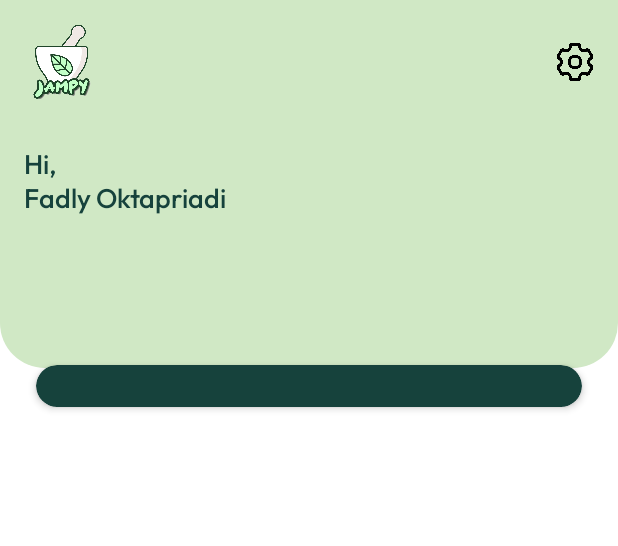
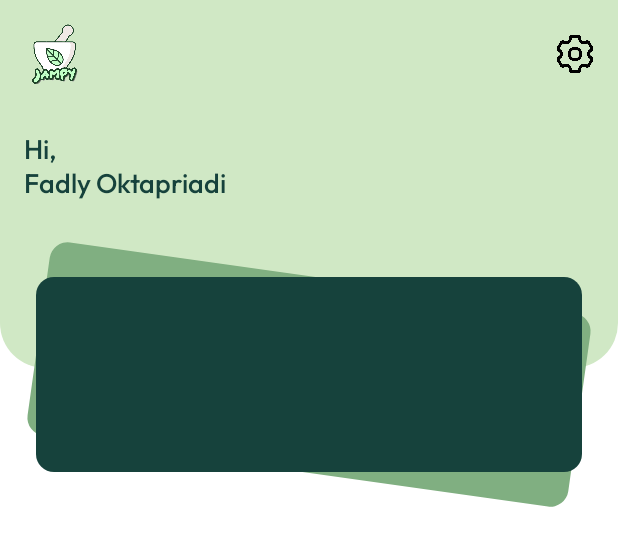
Before and after one commit to fadlyoktapriadi/Jampy, an Android app built with Jetpack Compose: the @Preview function PreviewJampyApp, on a phone screen of 412 x 824 dp. Shown: the top 546 px of the screen. Run offline under Robolectric (Android 15) with nearby library versions, the phone set to English and light mode, and no system bars; our stand-ins replace constraintlayout-compose.

Commit message:
add card float

```diff
--- a/app/src/main/java/com/example/jampy/ui/screen/HomeScreen.kt
+++ b/app/src/main/java/com/example/jampy/ui/screen/HomeScreen.kt
@@ -11,13 +11,15 @@ import androidx.compose.foundation.layout.fillMaxWidth
 import androidx.compose.foundation.layout.height
 import androidx.compose.foundation.layout.padding
 import androidx.compose.foundation.layout.size
-import androidx.compose.foundation.layout.width
 import androidx.compose.foundation.shape.RoundedCornerShape
+import androidx.compose.material3.Card
+import androidx.compose.material3.CardDefaults
 import androidx.compose.material3.Text
 import androidx.compose.runtime.Composable
 import androidx.compose.ui.Alignment
 import androidx.compose.ui.Modifier
 import androidx.compose.ui.draw.shadow
+import androidx.compose.ui.graphics.graphicsLayer
 import androidx.compose.ui.res.painterResource
 import androidx.compose.ui.text.font.FontWeight
 import androidx.compose.ui.tooling.preview.Preview
@@ -28,6 +30,7 @@ import com.example.jampy.R
 import com.example.jampy.ui.theme.Outfit
 import com.example.jampy.ui.theme.primaryGreen
 import com.example.jampy.ui.theme.secondaryGreen
+import com.example.jampy.ui.theme.tersiaryGreen
 
 @Composable
 fun HomeScreen() {
@@ -61,7 +64,7 @@ fun HomeScreen() {
                         Image(
                             painter = painterResource(id = R.drawable.jampy),
                             contentDescription = "Logo application the name is Jampy",
-                            modifier = Modifier.size(50.dp)
+                            modifier = Modifier.size(40.dp)
                         )
 
                         Image(
@@ -87,29 +90,42 @@ fun HomeScreen() {
                 horizontalArrangement = Arrangement.Center,
                 modifier = Modifier
                     .fillMaxWidth()
-                    .padding(top = 24.dp, start = 24.dp, end = 24.dp)
-                    .shadow(3.dp, shape = RoundedCornerShape(20.dp))
-                    .background(
-                        color = primaryGreen,
-                        shape = RoundedCornerShape(20.dp)
-                    )
+                    .padding(top = 8.dp, start = 24.dp, end = 24.dp)
                     .constrainAs(profile) {
                         top.linkTo(topImag.bottom)
                         bottom.linkTo(topImag.bottom)
                         start.linkTo(parent.start)
                         end.linkTo(parent.end)
                     }
-//                    .padding(16.dp)
             ) {
-                Column(
-                    modifier = Modifier
-                        .padding(top = 16.dp, bottom = 12.dp, end = 12.dp)
-                        .background(
-                            color = secondaryGreen,
-                            shape = RoundedCornerShape(20.dp)
-                        )
-                ){
-
+                Box(
+                    contentAlignment = Alignment.Center
+                ) {
+                    Card(
+                        colors = CardDefaults.cardColors(
+                            containerColor = tersiaryGreen
+                        ),
+                        modifier = Modifier
+                            .fillMaxWidth()
+                            .size(width = 200.dp, height = 130.dp)
+                            .graphicsLayer {
+                                rotationZ = 8f
+                            }
+                    ) {
+                    }
+                    Card(
+                        colors = CardDefaults.cardColors(
+                            containerColor = primaryGreen
+                        ),
+                        modifier = Modifier
+                            .fillMaxWidth()
+                            .size(width = 200.dp, height = 130.dp)
+                            .graphicsLayer {
+                                rotationZ = 0f
+                            }
+                    ) {
+                        // Card 1 content
+                    }
                 }
             }
 
--- a/app/src/main/java/com/example/jampy/ui/theme/Color.kt
+++ b/app/src/main/java/com/example/jampy/ui/theme/Color.kt
@@ -13,4 +13,4 @@ val Pink40 = Color(0xFF7D5260)
 val BgGrey = Color(0xFF424242)
 val primaryGreen = Color(0xFF16423C)
 val secondaryGreen = Color(0xFFD0E8C5)
-val tersiaryGreen = Color(0xFFA3C4BC)
+val tersiaryGreen = Color(0xFF80AF81)
```
